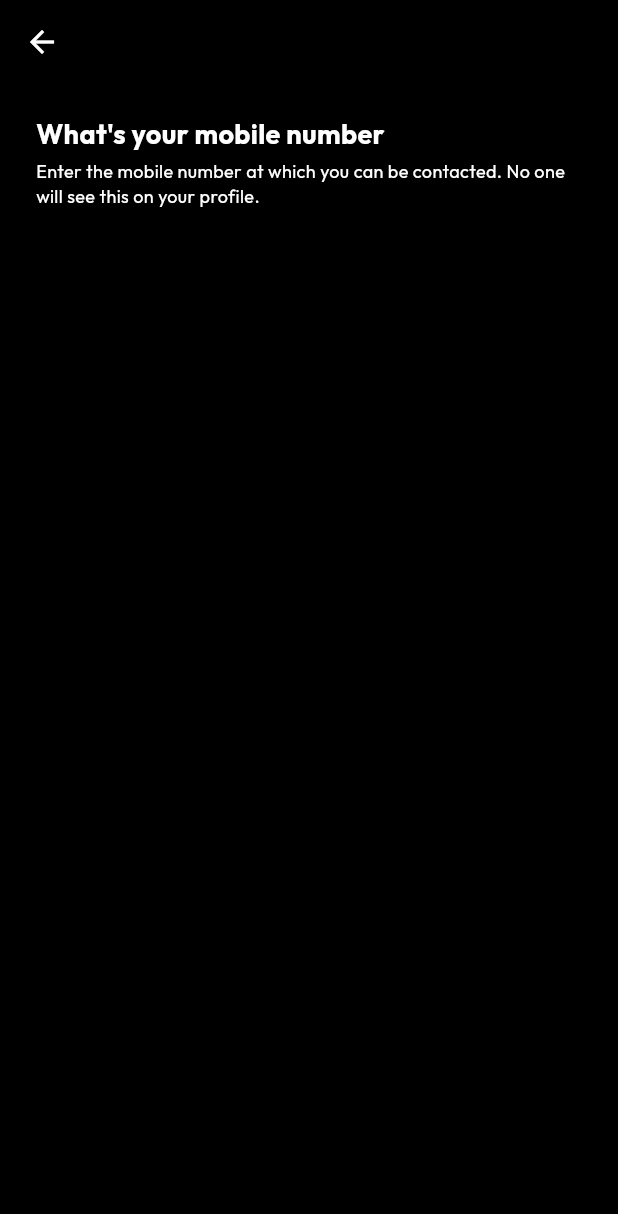
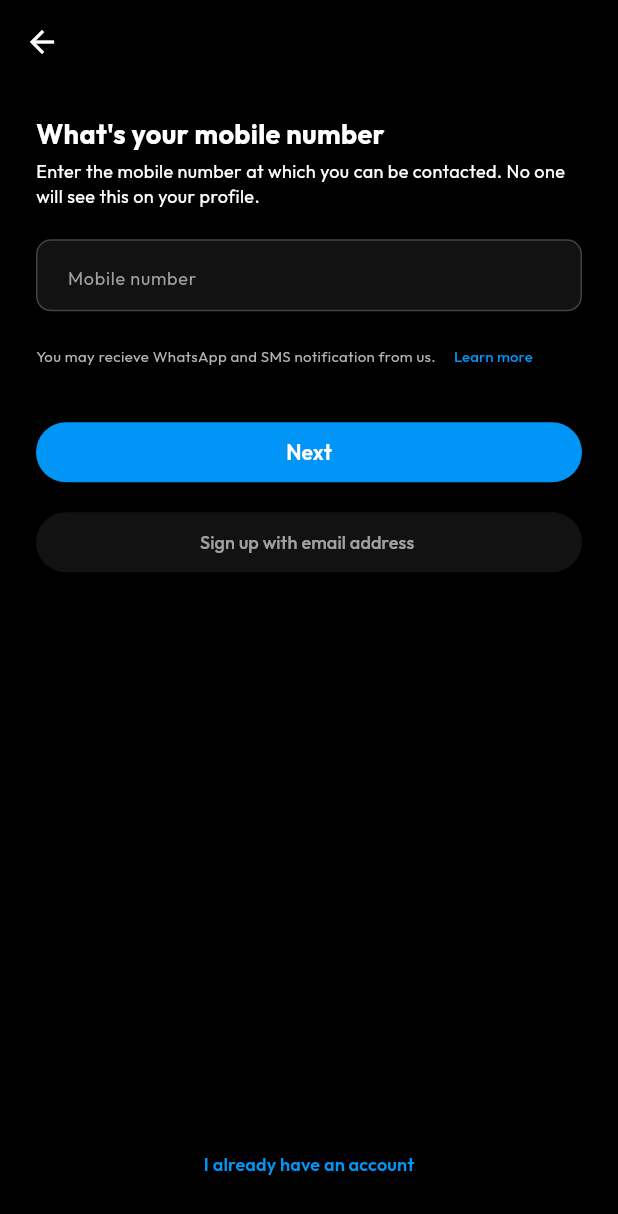
Before and after one commit to VaradSinghal/Instagram, a Flutter app: the SignupScreen screen opened directly, on a phone screen of 412 x 824 dp. Shown: the top 1214 px of the screen. Run offline on Flutter 3.47's test engine with Material 3 defaults, Android fonts, the phone set to English and light mode, and no system bars; our stand-ins replace flutter_screenutil, google_fonts; statements that could not run were skipped.

Commit message:
signup screen

```diff
--- a/lib/feature/auth/presentation/views/signup_screen.dart
+++ b/lib/feature/auth/presentation/views/signup_screen.dart
@@ -1,5 +1,9 @@
 import 'package:flutter/material.dart';
+import 'package:google_fonts/google_fonts.dart';
+import 'package:instagram/core/common/widgets/ig_button.dart';
 import 'package:instagram/core/common/widgets/section_title.dart';
+import 'package:instagram/core/theme/app_colors.dart';
+import 'package:instagram/feature/auth/presentation/widgets/already_have_account_section.dart';
 
 class SignupScreen extends StatefulWidget {
   const SignupScreen({super.key});
@@ -10,6 +14,7 @@ class SignupScreen extends StatefulWidget {
 
 class _SignupScreenState extends State<SignupScreen> {
   bool isEmail = false;
+  final TextEditingController controller = TextEditingController();
   @override
   Widget build(BuildContext context) {
     final title = isEmail
@@ -19,6 +24,12 @@ class _SignupScreenState extends State<SignupScreen> {
     final subtitle = isEmail
         ? "Enter the email address at which you can be contacted. No one will see this on your profile."
         : "Enter the mobile number at which you can be contacted. No one will see this on your profile.";
+
+    final hint = isEmail ? "Email address" : "Mobile number";
+
+    final switchText = isEmail
+        ? "Sign up with mobile number "
+        : "Sign up with email address ";
     return Scaffold(
       appBar: AppBar(elevation: 0),
       body: Padding(
@@ -29,6 +40,95 @@ class _SignupScreenState extends State<SignupScreen> {
             const SizedBox(height: 20),
 
             SectionTitle(title: title, subtitle: subtitle),
+
+            const SizedBox(height: 20),
+
+            Container(
+              height: 48,
+              padding: EdgeInsets.symmetric(horizontal: 20),
+              decoration: BoxDecoration(
+                color: Color(0xff121212),
+                borderRadius: BorderRadius.circular(10),
+                border: Border.all(color: Colors.grey.shade800),
+              ),
+
+              child: TextField(
+                controller: controller,
+                keyboardType: isEmail
+                    ? TextInputType.emailAddress
+                    : TextInputType.phone,
+                style: GoogleFonts.outfit(color: Colors.white),
+                decoration: InputDecoration(
+                  hintText: hint,
+                  hintStyle: GoogleFonts.outfit(
+                    color: Colors.grey,
+                    fontSize: 12,
+                  ),
+                  border: InputBorder.none,
+                ),
+              ),
+            ),
+
+            SizedBox(height: 6),
+            if (!isEmail)
+              Row(
+                children: [
+                  Text(
+                    'You may recieve WhatsApp and SMS notification from us.',
+                    style: GoogleFonts.outfit(
+                      fontSize: 10,
+                      fontWeight: FontWeight.w400,
+                    ),
+                  ),
+
+                  TextButton(
+                    onPressed: () {},
+                    child: Text(
+                      "Learn more",
+                      style: GoogleFonts.outfit(
+                        color: AppColors.blue,
+                        fontSize: (10),
+                      ),
+                    ),
+                  ),
+                ],
+              ),
+            SizedBox(height: 20),
+            SizedBox(
+              height: 40,
+              width: double.infinity,
+              child: IGButton(text: 'Next', onPressed: () {}),
+            ),
+
+            SizedBox(height: 20),
+            SizedBox(
+              width: double.infinity,
+              height: 40,
+              child: ElevatedButton(
+                onPressed: () {
+                  setState(() {
+                    isEmail = !isEmail;
+                    controller.clear();
+                  });
+                },
+                style: ElevatedButton.styleFrom(
+                  splashFactory: NoSplash.splashFactory,
+                ),
+                child: Text(
+                  switchText,
+                  style: GoogleFonts.outfit(
+                    color: Colors.white.withValues(alpha: 0.6),
+                    fontSize: 12,
+                    fontWeight: FontWeight.w500,
+                  ),
+                ),
+              ),
+            ),
+            Spacer(),
+
+            AlreadyHaveAccountSection(),
+
+            SizedBox(height: 24),
           ],
         ),
       ),
--- /dev/null
+++ b/lib/feature/auth/presentation/widgets/already_have_account_section.dart
@@ -0,0 +1,24 @@
+import 'package:flutter/material.dart';
+import 'package:google_fonts/google_fonts.dart';
+import 'package:instagram/core/theme/app_colors.dart';
+
+class AlreadyHaveAccountSection extends StatelessWidget {
+  const AlreadyHaveAccountSection({super.key});
+
+  @override
+  Widget build(BuildContext context) {
+    return Center(
+      child: TextButton(
+        onPressed: () {},
+        child: Text(
+          'I already have an account',
+          style: GoogleFonts.outfit(
+            fontSize: 12,
+            fontWeight: FontWeight.w600,
+            color: AppColors.blue,
+          ),
+        ),
+      ),
+    );
+  }
+}
```
